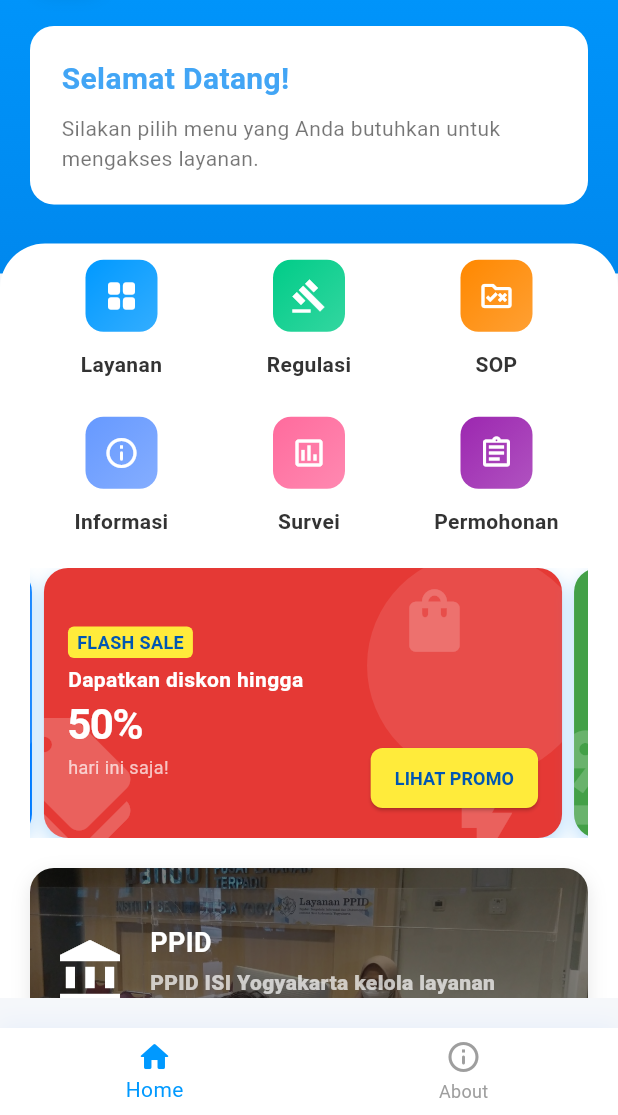
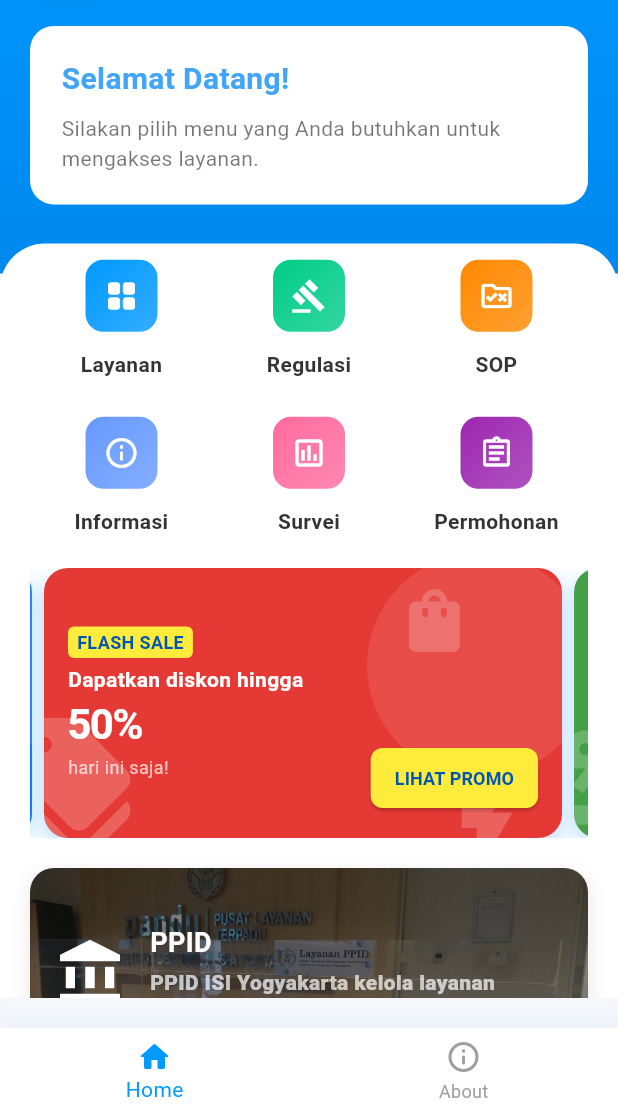
Before and after one commit to Ivan8Conan/Pandu_ISI, a Flutter app: the screen it shows after launch, on a phone screen of 412 x 824 dp, the part 121-1236 px from its top. Run offline on Flutter 3.47's test engine with Material 3 defaults, Android fonts, the light colour scheme and no system bars.

Commit message:
Update homepage.dart

```diff
--- a/lib/page/homepage.dart
+++ b/lib/page/homepage.dart
@@ -51,7 +51,7 @@ class _HomePageState extends State<HomePage> {
                   ? RefreshIndicator(
                       onRefresh: _refresh,
                       child: Transform.translate(
-                        offset: const Offset(0, -20), // ✅ aman: hanya menggeser tampilan
+                        offset: const Offset(0, -20),
                         child: Container(
                           decoration: const BoxDecoration(
                             color: Colors.white,
@@ -577,6 +577,7 @@ Widget _buildDynamicPromoBanner(BuildContext context, Map<String, dynamic> banne
         image: DecorationImage(
           image: AssetImage(backgroundImage),
           fit: BoxFit.cover,
+          alignment: Alignment.topLeft,
           colorFilter: ColorFilter.mode(
             Colors.black.withOpacity(darkenOpacity),
             BlendMode.darken,
```
